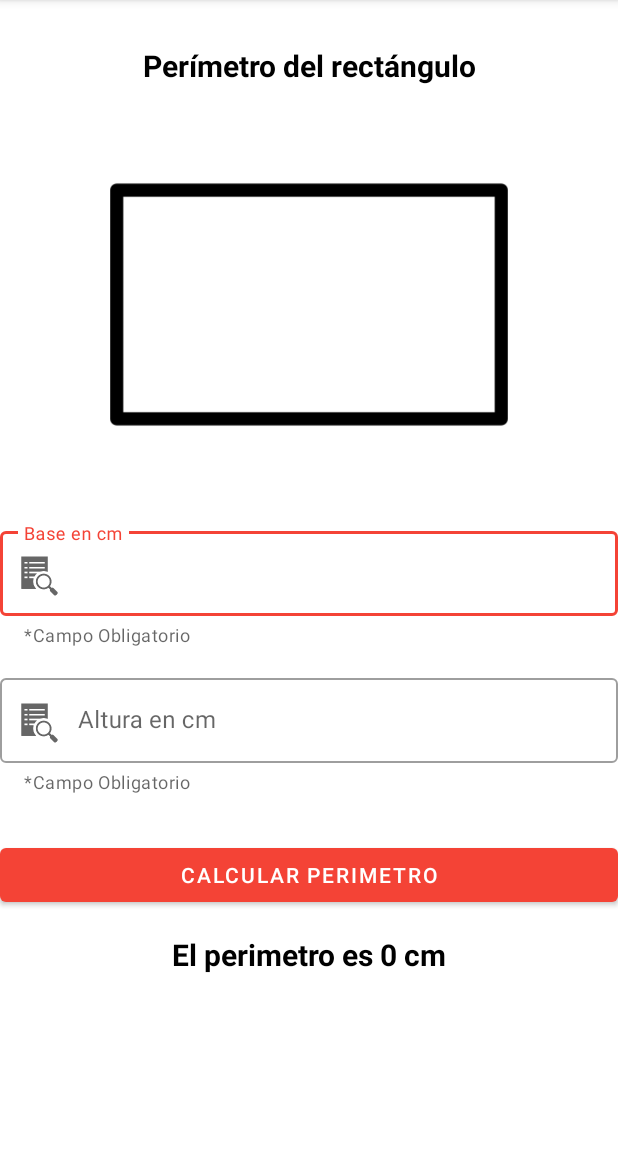
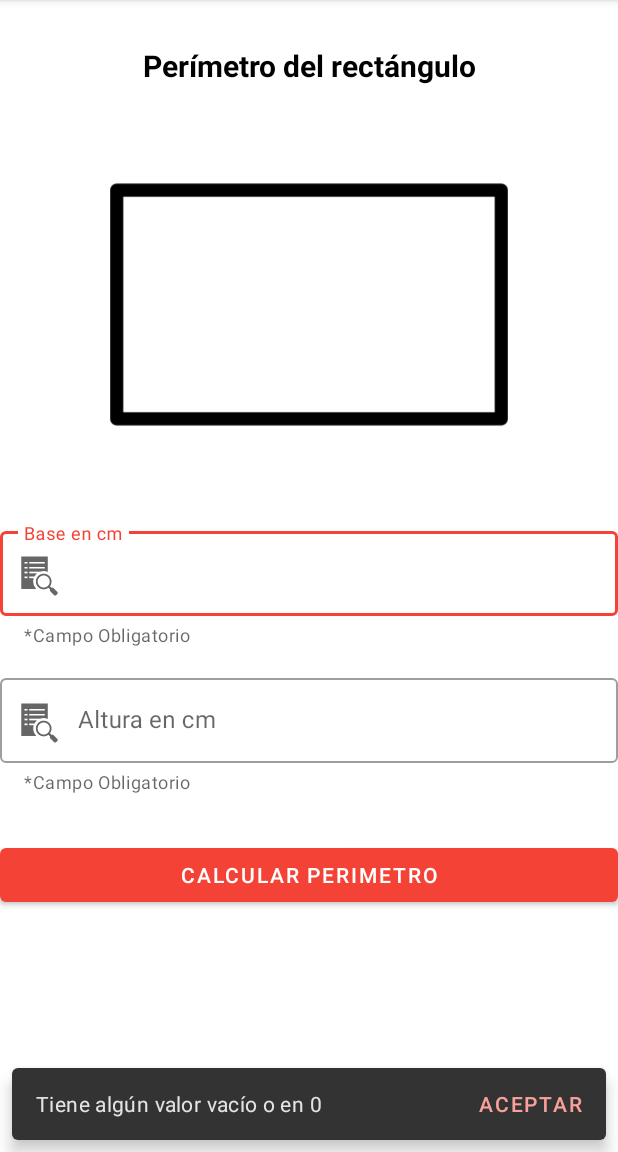
Before and after one commit to Equipo-1-Lab-3/My_Features_App, an Android app: the PerimetroRectanguloActivity screen opened directly, with no data from a screen before it, after a tap on "CALCULAR PERIMETRO", on a phone screen of 412 x 824 dp, the part 84-1236 px from its top. Run offline under Robolectric (Android 15) with nearby library versions, the light colour scheme and no system bars.

Commit message:
Creación del viewmodel para calcular el perimetro y verificar errores (aún falta que reinicie el print de abajo)

```diff
--- a/app/build.gradle
+++ b/app/build.gradle
@@ -43,6 +43,7 @@ android {
 dependencies {
 
     implementation 'androidx.core:core-ktx:1.7.0'
+    implementation 'androidx.lifecycle:lifecycle-viewmodel-ktx:2.5.1'
     implementation 'androidx.appcompat:appcompat:1.6.1'
     implementation 'com.google.android.material:material:1.8.0'
     implementation 'androidx.constraintlayout:constraintlayout:2.1.4'
--- a/app/src/main/java/com/santiagotorres/myfeaturesapp/ui/perimetro_rectangulo/PerimetroRectanguloActivity.kt
+++ b/app/src/main/java/com/santiagotorres/myfeaturesapp/ui/perimetro_rectangulo/PerimetroRectanguloActivity.kt
@@ -2,35 +2,43 @@ package com.santiagotorres.myfeaturesapp.ui.perimetro_rectangulo
 
 import androidx.appcompat.app.AppCompatActivity
 import android.os.Bundle
-import com.santiagotorres.myfeaturesapp.R
+import androidx.lifecycle.Observer
+import androidx.lifecycle.ViewModelProvider
 import com.santiagotorres.myfeaturesapp.databinding.ActivityPerimetroRectanguloBinding
 import java.text.DecimalFormat
 
 class PerimetroRectanguloActivity : AppCompatActivity() {
 
     private lateinit var converterBinding: ActivityPerimetroRectanguloBinding
-    private var valor_base : Double = 0.0
-    private var valor_altura : Double = 0.0
-    private var valor_perimetro : Double = 0.0
+    private lateinit var perimetroRectanguloViewModel: PerimetroRectanguloViewModel
+
+    private var valorbase : Double = 0.0
+    private var valoraltura : Double = 0.0
     val df = DecimalFormat("###,###,###.##")
 
     override fun onCreate(savedInstanceState: Bundle?) {
         super.onCreate(savedInstanceState)
         converterBinding = ActivityPerimetroRectanguloBinding.inflate(layoutInflater)
 
+
+        perimetroRectanguloViewModel = ViewModelProvider(this)[PerimetroRectanguloViewModel::class.java]
+
+
         val view = converterBinding.root
         setContentView(view)
 
 
         converterBinding.calculateButton.setOnClickListener{
-            valor_base = converterBinding.BaseInput.text.toString().toDouble()
-            valor_altura = converterBinding.AlturaInput.text.toString().toDouble()
-
-            valor_perimetro = (2 * valor_base) + (2 * valor_altura)
-
-            converterBinding.resultText.text = "El perimetro es ${df.format(valor_perimetro)} cm"
 
 
+            val calcularVerificar = Observer<Double> {result->
+                converterBinding.resultText.text = "El perimetro es ${df.format(result)} cm"
+
+            }
+            perimetroRectanguloViewModel.Resultado.observe(this, calcularVerificar)
+
+            perimetroRectanguloViewModel.calcularPerimetro (converterBinding.BaseInput.text.toString(),
+                converterBinding.AlturaInput.text.toString(), converterBinding.uniqueLayout)
         }
 
     }
--- /dev/null
+++ b/app/src/main/java/com/santiagotorres/myfeaturesapp/ui/perimetro_rectangulo/PerimetroRectanguloViewModel.kt
@@ -0,0 +1,38 @@
+package com.santiagotorres.myfeaturesapp.ui.perimetro_rectangulo
+
+import android.widget.LinearLayout
+import androidx.lifecycle.MutableLiveData
+import androidx.lifecycle.ViewModel
+import com.google.android.material.snackbar.Snackbar
+
+
+class PerimetroRectanguloViewModel : ViewModel() {
+
+
+    val Resultado: MutableLiveData<Double> by lazy {
+        MutableLiveData<Double>()
+    }
+
+    val emptyText: MutableLiveData<String> by lazy {
+        MutableLiveData<String>()
+    }
+
+    fun calcularPerimetro (baseInput: String, alturaInput : String, layout: LinearLayout) {
+
+        if (baseInput.isEmpty() || baseInput == "0" || alturaInput.isEmpty() || alturaInput=="0"){
+            emptyText.value = "Tiene algún valor vacío o en 0"
+
+            Snackbar.make(layout,
+                emptyText.value.toString(),
+                Snackbar.LENGTH_INDEFINITE).setAction("Aceptar") {
+            }.show()
+
+        }
+        else{
+            var base = baseInput.toDouble()
+            var altura = alturaInput.toDouble()
+
+            Resultado.value = (2*base) + (2*altura)
+        }
+    }
+}
--- a/app/src/main/res/layout/activity_perimetro_rectangulo.xml
+++ b/app/src/main/res/layout/activity_perimetro_rectangulo.xml
@@ -8,6 +8,7 @@
     android:textAlignment="center">
 
     <LinearLayout
+        android:id="@+id/unique_layout"
         android:layout_width="match_parent"
         android:layout_height="wrap_content"
         android:orientation="vertical">
@@ -77,7 +78,7 @@
             android:text="@string/empty"
             android:textAlignment="center"
             android:textColor="#000000"
-            android:textStyle="bold"
-            android:textSize="20sp" />
+            android:textSize="20sp"
+            android:textStyle="bold" />
     </LinearLayout>
 </ScrollView>
```
